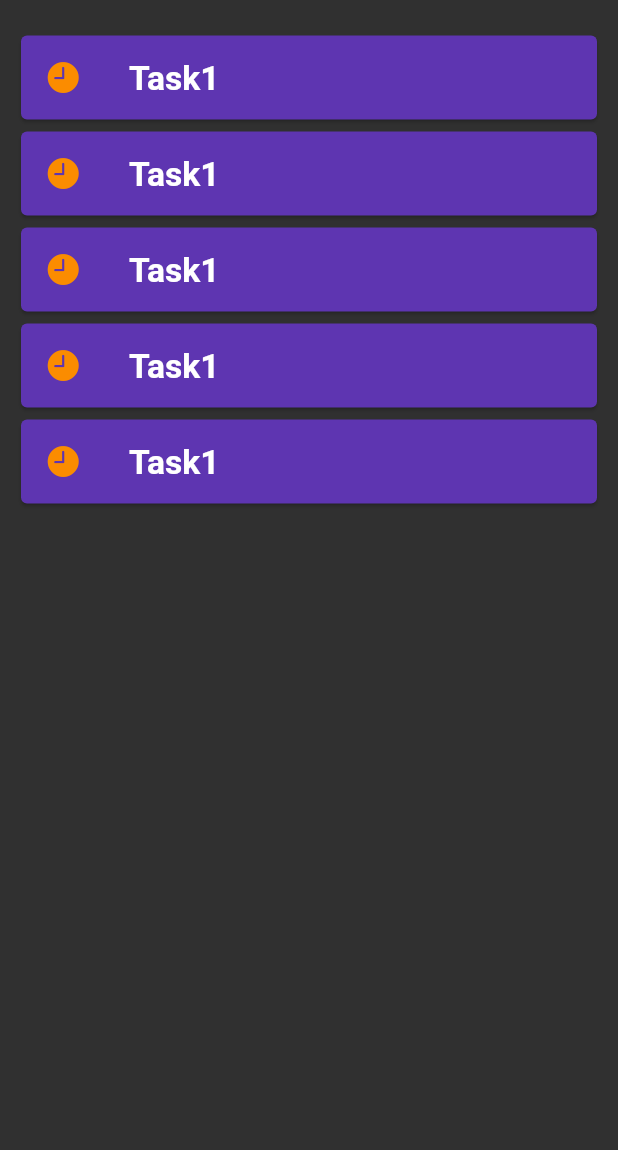
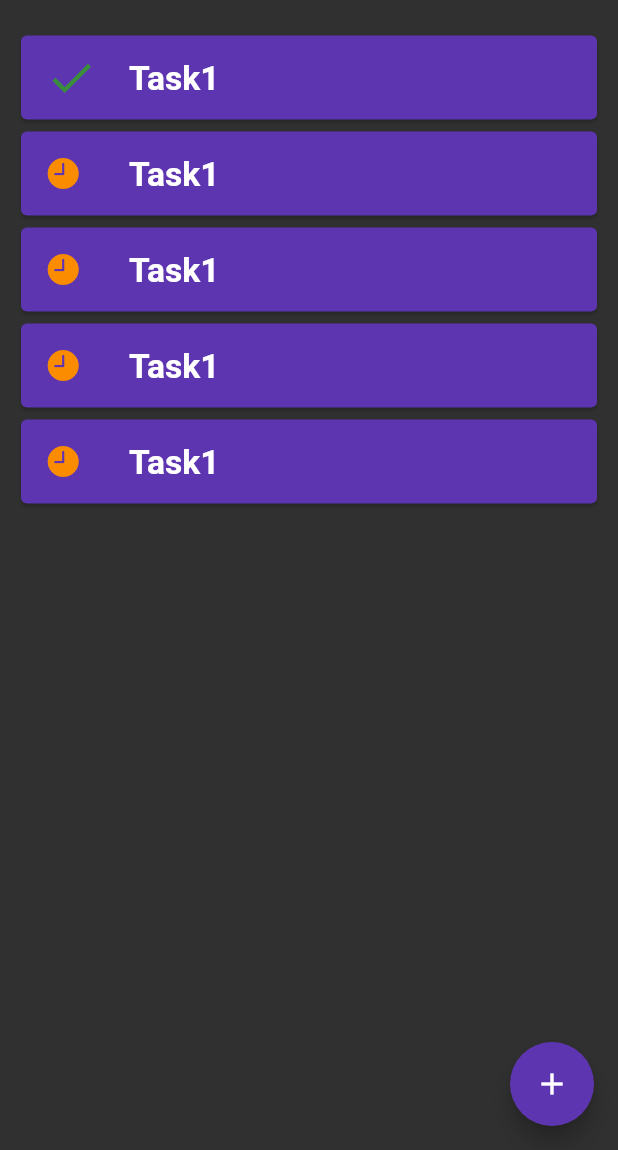
Before and after one commit to vinayak5002/ToDo-flutter, a Flutter app: the screen it shows after launch, after a tap on "Task1", on a phone screen of 412 x 824 dp, the part 86-1236 px from its top. Run offline on Flutter 3.47's test engine with Material 2 defaults, Android fonts, the phone set to English and light mode, and no system bars.

Commit message:
added new screen on tap of add button

```diff
--- a/lib/Pages/taskPage.dart
+++ b/lib/Pages/taskPage.dart
@@ -1,4 +1,5 @@
 import 'package:flutter/material.dart';
+import 'package:todo_flutter/Pages/addTask.dart';
 import 'package:todo_flutter/Widgets/Task.dart';
 
 class TaskPage extends StatelessWidget {
@@ -6,12 +7,15 @@ class TaskPage extends StatelessWidget {
 
   @override
   Widget build(BuildContext context) {
-    return MaterialApp(
-      home: Scaffold(
+    return Scaffold(
+
       backgroundColor: Colors.grey[850],
+
       body: SafeArea(
+
         child: Column(
           children: [
+
             Center(
               child: Text(
                 "ToDo List",
@@ -41,7 +45,19 @@ class TaskPage extends StatelessWidget {
           ],
         ),
       ),
+
+      floatingActionButton: FloatingActionButton(
+        backgroundColor: Colors.deepPurple[600],
+        onPressed: (){
+          Navigator.push(
+            context,
+            MaterialPageRoute(builder: (context) => AddTask())
+          );
+        },
+        tooltip: 'Increment',
+        child: Icon(Icons.add),
       ),
+
     );
   }
 }
--- a/lib/Widgets/Task.dart
+++ b/lib/Widgets/Task.dart
@@ -10,10 +10,11 @@ class Task extends StatefulWidget {
 }
 
 class _TaskState extends State<Task> {
+
+  bool done = false;
+
   @override
   Widget build(BuildContext context) {
-    bool done = false;
-    bool zero = false;
     return Card(
       color: Colors.deepPurple[600],
       child: ListTile(
@@ -25,17 +26,14 @@ class _TaskState extends State<Task> {
         title: InkWell(
           onTap: (){
             print("clicked");
-            if(!zero){
+            if(done){
               setState(() {
-                print("${widget.title}clicked");
-                done = true;
-                zero = true;
+                done = false;
               });
             }
             else{
-              print("done");
-              setState((){
-                done = false;
+              setState(() {
+                done = true;
               });
             }
           },
--- a/lib/main.dart
+++ b/lib/main.dart
@@ -10,6 +10,8 @@ class MyApp extends StatelessWidget {
 
   @override
   Widget build(BuildContext context) {
-    return TaskPage();
+    return MaterialApp(
+      home: TaskPage()
+    );
   }
 }
```
Also changed, not shown: lib/Pages/addTask.dart (added, +60 -0 lines). Lines whose indentation alone changed are shown as unchanged.
